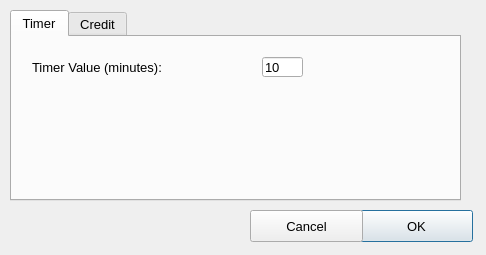
Qt form resources/views/ConfigurationDialog.ui (namuan/task-rider) before a commit.
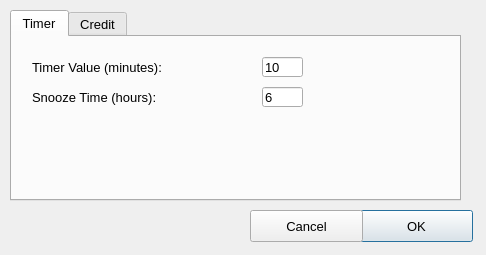
The same form after that commit.

Commit message:
Add due date display and snooze functionality to task items (#2)
* Initial plan

* Add due date display and snooze functionality to tasks

* Address code review feedback - fix due date handling and imports

* feat(snooze): add configurable snooze hours and improve snooze logic

- Add snooze hours configuration in settings and UI
- Return task widget from render method for further customization
- Improve snooze logic to handle past events by recreating reminders
- Update snooze tooltips when configuration changes

---------

```diff
--- a/resources/views/ConfigurationDialog.ui
+++ b/resources/views/ConfigurationDialog.ui
@@ -71,6 +71,32 @@
       <string>10</string>
      </property>
     </widget>
+    <widget class="QLabel" name="label_snooze_hours">
+     <property name="geometry">
+      <rect>
+       <x>20</x>
+       <y>50</y>
+       <width>211</width>
+       <height>20</height>
+      </rect>
+     </property>
+     <property name="text">
+      <string>Snooze Time (hours):</string>
+     </property>
+    </widget>
+    <widget class="QLineEdit" name="txt_config_snooze_hours">
+     <property name="geometry">
+      <rect>
+       <x>250</x>
+       <y>50</y>
+       <width>41</width>
+       <height>20</height>
+      </rect>
+     </property>
+     <property name="text">
+      <string>6</string>
+     </property>
+    </widget>
    </widget>
    <widget class="QWidget" name="tab_4">
     <attribute name="title">
```
Left out of the diff: 5 changed lines with no effect on the pictures. The commit also changes 12 other files.
